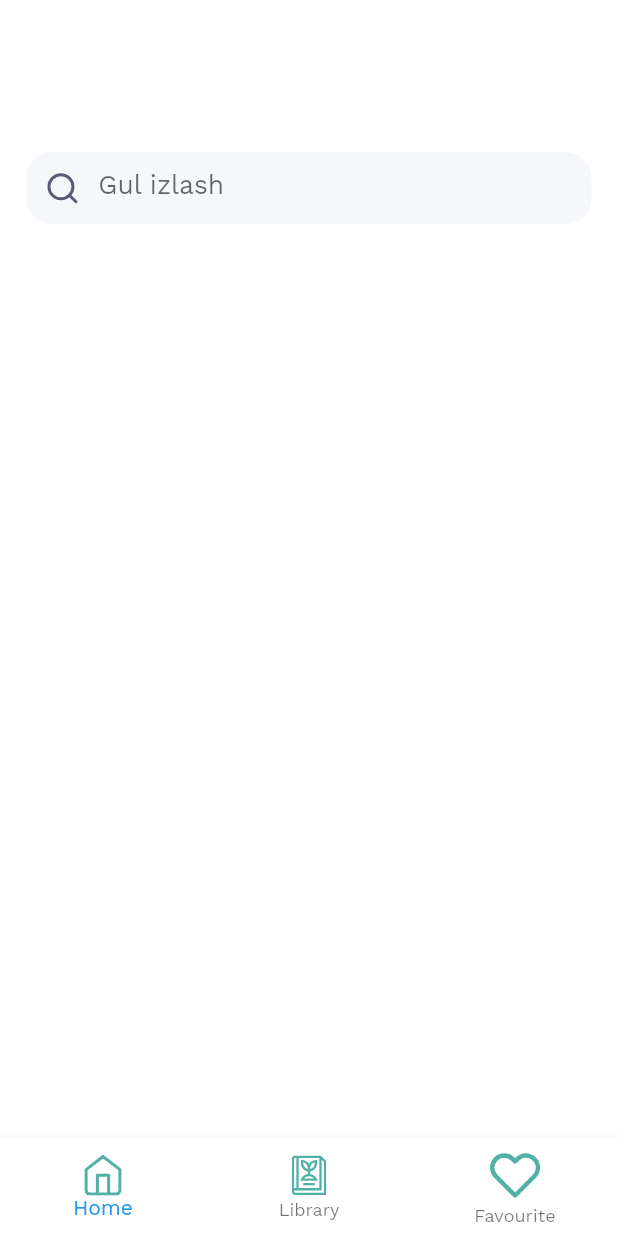
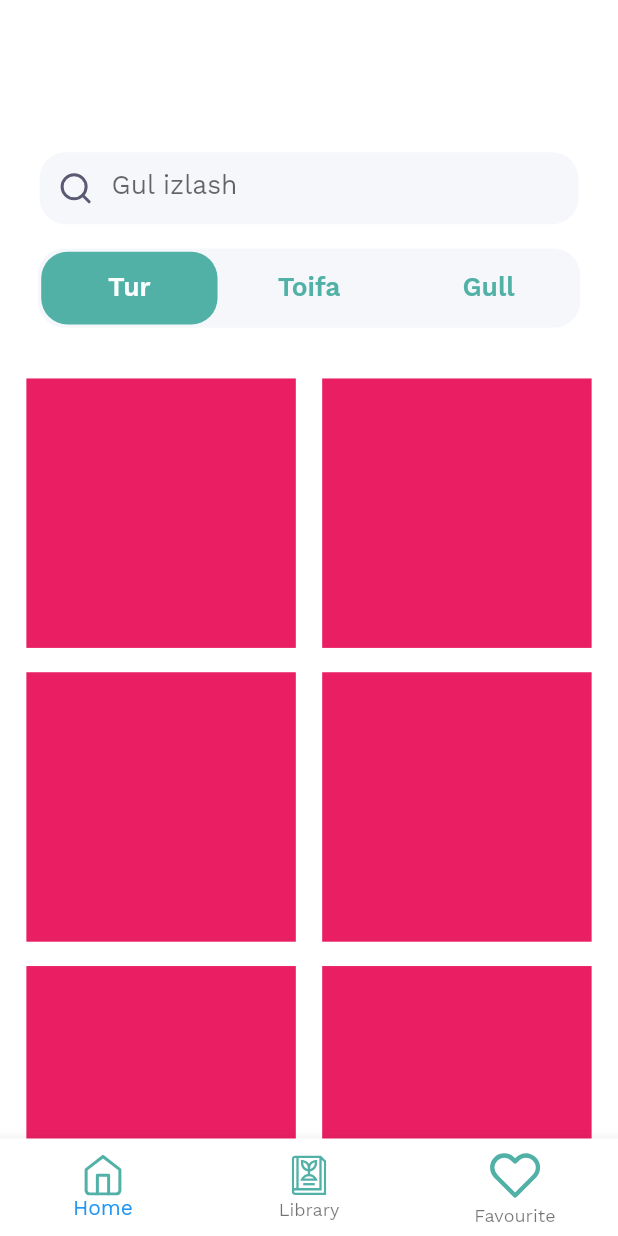
Before and after one commit to Zuhriddin91/flower_guide, a Flutter app: the screen it shows after launch, on a phone screen of 412 x 824 dp. Run offline on Flutter 3.47's test engine with Material 2 defaults, Android fonts, the phone set to English and light mode, and no system bars; our stand-ins replace flutter_svg.

Commit message:
grid view

```diff
--- a/lib/main.dart
+++ b/lib/main.dart
@@ -1,3 +1,4 @@
+import 'package:flower_guide/provider/tab_bar_provider.dart';
 import 'package:flutter/material.dart';
 import 'package:flower_guide/core/constants/imports.dart';
 
@@ -7,6 +8,7 @@ void main() {
       providers: [
         ChangeNotifierProvider(create: (_) => BottomBarProvider()),
         ChangeNotifierProvider(create: (_) => TextFieldProvider()),
+        ChangeNotifierProvider(create: (_) => TabBarProvider()),
       ],
       child: const MyApp(),
     ),
--- /dev/null
+++ b/lib/provider/tab_bar_provider.dart
@@ -0,0 +1,11 @@
+
+import 'package:flutter/foundation.dart';
+
+class TabBarProvider extends ChangeNotifier{
+  int index = 0;
+
+  void changeTab(int activeTab) {
+    index = activeTab;
+    notifyListeners();
+  }
+}
--- a/lib/view/screens/home_page.dart
+++ b/lib/view/screens/home_page.dart
@@ -1,6 +1,6 @@
 import 'package:flower_guide/core/constants/size_config.dart';
 import 'package:flower_guide/view/widgets/my_bottom_nav_bar.dart';
-import 'package:flower_guide/view/widgets/my_elevated_button.dart';
+import 'package:flower_guide/view/widgets/my_tab_bar.dart';
 import 'package:flower_guide/view/widgets/my_text_field.dart';
 import 'package:flutter/material.dart';
 
@@ -15,13 +15,35 @@ class HomePage extends StatelessWidget {
         children: [
           // SEARCH SECTION
           Padding(
-            padding: EdgeInsets.fromLTRB(
-              getUniqueW(16),
-              getUniqueH(100),
-              getUniqueW(16),
-              getUniqueH(30),
+              padding: EdgeInsets.fromLTRB(
+                getUniqueW(24),
+                getUniqueH(100),
+                getUniqueW(24),
+                getUniqueH(16),
+              ),
+              child: const MyTextField()),
+
+          // TABBAR SECTION
+          const MyTabBar(),
+          SizedBox(height: getUniqueH(16),),
+
+          // LISTVIEV SECTION
+          Flexible(
+            child: GridView.builder(
+              itemCount: 12,
+              padding: EdgeInsets.all(getUniqueW(16)),
+              gridDelegate: SliverGridDelegateWithFixedCrossAxisCount(
+                mainAxisSpacing: getUniqueH(16) ,
+                crossAxisSpacing: getUniqueW(16),
+                crossAxisCount: 2,
+              ),
+              itemBuilder: (context, index) => Container(
+               // margin: EdgeInsets.symmetric(horizontal: getUniqueW(16)),
+                width: 100,
+                height: 100,
+                color: Colors.pink,
+              ),
             ),
-            child:const MyTextField()
           ),
         ],
       ),
--- a/lib/view/widgets/my_elevated_button.dart
+++ b/lib/view/widgets/my_elevated_button.dart
@@ -2,13 +2,13 @@ import 'package:flower_guide/core/constants/imports.dart';
 import 'package:flutter/material.dart';
 
 class MyElevatedButton extends StatelessWidget {
-  VoidCallback onPressed;
-  String label;
-  Color color;
-  double radius;
-  double textSize;
+  final VoidCallback onPressed;
+  final String label;
+  final Color color;
+  final double radius;
+  final double textSize;
 
-  MyElevatedButton({
+  const MyElevatedButton({
     Key? key,
     required this.onPressed,
     required this.label,
--- /dev/null
+++ b/lib/view/widgets/my_tab_bar.dart
@@ -0,0 +1,103 @@
+import 'package:flower_guide/core/constants/imports.dart';
+import 'package:flower_guide/provider/tab_bar_provider.dart';
+import 'package:flutter/material.dart';
+
+class MyTabBar extends StatelessWidget {
+  const MyTabBar({Key? key}) : super(key: key);
+
+  @override
+  Widget build(BuildContext context) {
+    int activeTab = Provider.of<TabBarProvider>(context).index;
+
+    return Container(
+      padding: EdgeInsets.all(getUniqueW(2)),
+      width: getUniqueW(329),
+      height: getUniqueH(52),
+      decoration: BoxDecoration(
+        color: MyColors.accent,
+        borderRadius: BorderRadius.circular(
+          getUniqueW(16),
+        ),
+      ),
+      child: Row(
+        mainAxisAlignment: MainAxisAlignment.spaceBetween,
+        children: [
+          // FIRST TAB SECTION
+          Container(
+            width: getUniqueW(107),
+            height: getUniqueH(48),
+            child: TextButton(
+              child: Text(
+                "Tur",
+                style: TextStyle(
+                    color: activeTab == 0 ? MyColors.light : MyColors.primary,
+                    fontSize: getUniqueW(16),
+                    fontWeight: FontWeight.w600),
+              ),
+              onPressed: () {
+                Provider.of<TabBarProvider>(context, listen: false)
+                    .changeTab(0);
+              },
+            ),
+            decoration: BoxDecoration(
+              color: activeTab == 0 ? MyColors.primary : MyColors.accent,
+              borderRadius: BorderRadius.circular(
+                getUniqueW(16),
+              ),
+            ),
+          ),
+
+          // SECOND TAB SECTION
+          Container(
+            width: getUniqueW(107),
+            height: getUniqueH(48),
+            child: TextButton(
+              child: Text(
+                "Toifa",
+                style: TextStyle(
+                    color: activeTab == 1 ? MyColors.light : MyColors.primary,
+                    fontSize: getUniqueW(16),
+                    fontWeight: FontWeight.w600),
+              ),
+              onPressed: () {
+                Provider.of<TabBarProvider>(context, listen: false)
+                    .changeTab(1);
+              },
+            ),
+            decoration: BoxDecoration(
+              borderRadius: BorderRadius.circular(
+                getUniqueW(16),
+              ),
+              color: activeTab == 1 ? MyColors.primary : MyColors.accent,
+            ),
+          ),
+
+          // THIRD TAB SECTION
+          Container(
+            width: getUniqueW(107),
+            height: getUniqueH(48),
+            child: TextButton(
+              child: Text(
+                "Gull",
+                style: TextStyle(
+                    color: activeTab == 2 ? MyColors.light : MyColors.primary,
+                    fontSize: getUniqueW(16),
+                    fontWeight: FontWeight.w600),
+              ),
+              onPressed: () {
+                Provider.of<TabBarProvider>(context, listen: false)
+                    .changeTab(2);
+              },
+            ),
+            decoration: BoxDecoration(
+              color: activeTab == 2 ? MyColors.primary : MyColors.accent,
+              borderRadius: BorderRadius.circular(
+                getUniqueW(16),
+              ),
+            ),
+          ),
+        ],
+      ),
+    );
+  }
+}
```
